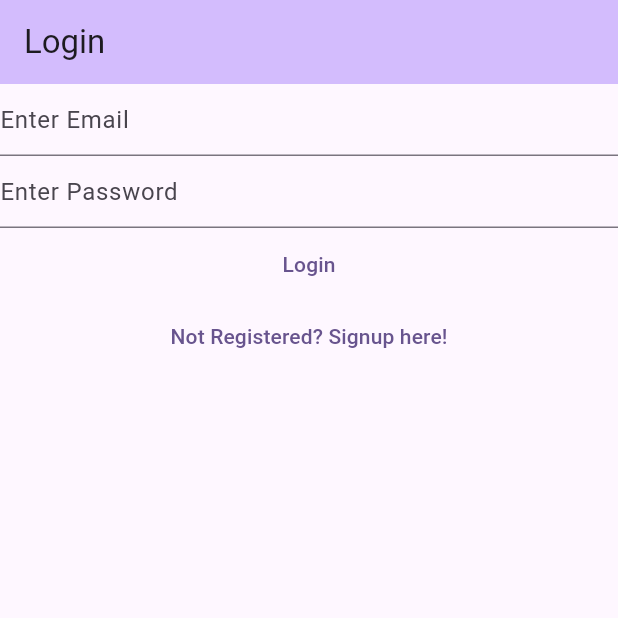
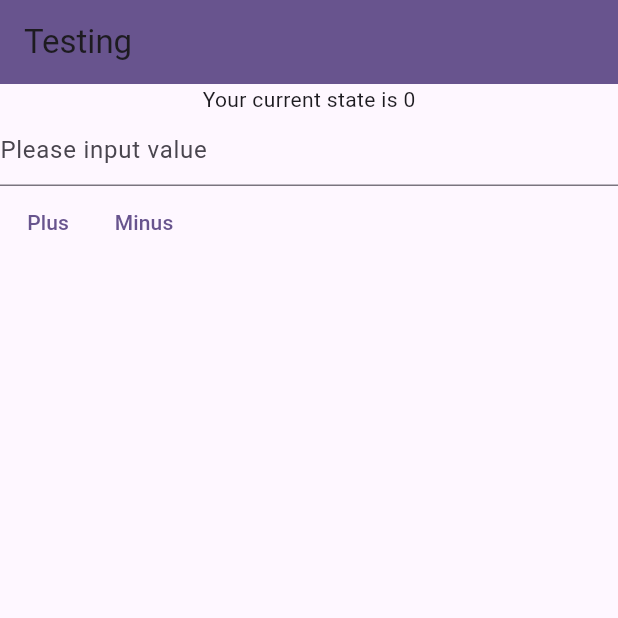
Before and after one commit to Abhishekaanku/MyNotes, a Flutter app: the screen it shows after launch, on a phone screen of 412 x 824 dp, the top half of it. Run offline on Flutter 3.47's test engine with Material 3 defaults, Android fonts, the phone set to English and light mode, and no system bars; our stand-ins replace bloc, cloud_firestore, firebase_auth, firebase_core, flutter_bloc, share_plus and 1 more; accounts and stored records are empty.

Commit message:
add share|add poc for bloc

```diff
--- a/lib/main.dart
+++ b/lib/main.dart
@@ -1,4 +1,6 @@
+import 'package:bloc/bloc.dart';
 import 'package:flutter/material.dart';
+import 'package:flutter_bloc/flutter_bloc.dart';
 import 'package:learn_dart/constants/routes.dart';
 import 'package:learn_dart/service/firebase_auth_provider.dart';
 import 'package:learn_dart/views/notes/create_update_notes.dart';
@@ -34,6 +36,12 @@ class MyApp extends StatelessWidget {
           switch (snapshot.connectionState) {
             case ConnectionState.done:
               late final Widget homeWidget;
+              if (1 == 1) {
+                return AppWidget(
+                    homeWidget: HomeView(
+                  title: "Testing",
+                ));
+              }
               var user = FirebaseAuthProvider.instance.getCurrentUser();
               if (user == null) {
                 homeWidget = const LoginView(title: "Login");
@@ -79,3 +87,139 @@ class AppWidget extends StatelessWidget {
     );
   }
 }
+
+class HomeView extends StatefulWidget {
+  final String title;
+  const HomeView({super.key, required this.title});
+
+  @override
+  State<HomeView> createState() => _HomeViewState();
+}
+
+class _HomeViewState extends State<HomeView> {
+  late final TextEditingController _controller;
+
+  @override
+  void initState() {
+    super.initState();
+    _controller = TextEditingController();
+  }
+
+  @override
+  void dispose() {
+    _controller.dispose();
+    super.dispose();
+  }
+
+  @override
+  Widget build(BuildContext context) {
+    return BlocProvider(
+      create: (context) => CounterBloc(),
+      child: Scaffold(
+        appBar: AppBar(
+          backgroundColor: Theme.of(context).primaryColor,
+          title: Text(widget.title),
+        ),
+        body: BlocConsumer<CounterBloc, CounterState>(
+          builder: (context, state) {
+            final invalidVal =
+                state is CounterStateInvalid ? state.invalidVal : "";
+            return Column(
+              children: [
+                Text("Your current state is ${state.value}"),
+                Visibility(
+                  visible: state is CounterStateInvalid,
+                  child: Text("Invalid Value => $invalidVal"),
+                ),
+                TextField(
+                  decoration: InputDecoration(hintText: "Please input value"),
+                  controller: _controller,
+                  keyboardType: TextInputType.number,
+                ),
+                Row(
+                  children: [
+                    TextButton(
+                      onPressed: () {
+                        BlocProvider.of<CounterBloc>(context).add(
+                            CounterEventIncrement(value: _controller.text));
+                      },
+                      child: Text("Plus"),
+                    ),
+                    TextButton(
+                      onPressed: () {
+                        context.read<CounterBloc>().add(
+                            CounterEventDecrement(value: _controller.text));
+                      },
+                      child: Text("Minus"),
+                    ),
+                  ],
+                ),
+              ],
+            );
+          },
+          listener: (context, state) => _controller.clear(),
+        ),
+      ),
+    );
+  }
+}
+
+abstract class CounterEvent {
+  final String value;
+
+  CounterEvent({required this.value});
+}
+
+class CounterEventIncrement extends CounterEvent {
+  CounterEventIncrement({required super.value});
+}
+
+class CounterEventDecrement extends CounterEvent {
+  CounterEventDecrement({required super.value});
+}
+
+abstract class CounterState {
+  final int value;
+
+  CounterState({required this.value});
+}
+
+class CounterStateValid extends CounterState {
+  CounterStateValid({required super.value});
+}
+
+class CounterStateInvalid extends CounterState {
+  final String invalidVal;
+  CounterStateInvalid({required int previous, required this.invalidVal})
+      : super(value: previous);
+}
+
+class CounterBloc extends Bloc<CounterEvent, CounterState> {
+  CounterBloc() : super(CounterStateValid(value: 0)) {
+    on<CounterEventIncrement>(
+      (event, emit) {
+        String val = event.value;
+        int? x = int.tryParse(val);
+        if (x != null) {
+          emit.call(CounterStateValid(value: state.value + x));
+        } else {
+          emit.call(
+              CounterStateInvalid(previous: state.value, invalidVal: val));
+        }
+      },
+    );
+
+    on<CounterEventDecrement>(
+      (event, emit) {
+        String val = event.value;
+        int? parsedValue = int.tryParse(val);
+        if (parsedValue != null) {
+          emit.call(CounterStateValid(value: state.value - parsedValue));
+        } else {
+          emit.call(
+              CounterStateInvalid(previous: state.value, invalidVal: val));
+        }
+      },
+    );
+  }
+}
--- a/lib/views/notes/create_update_notes.dart
+++ b/lib/views/notes/create_update_notes.dart
@@ -2,6 +2,7 @@ import 'package:flutter/material.dart';
 import 'package:learn_dart/extension/route_context.dart';
 import 'package:learn_dart/service/firebase_auth_provider.dart';
 import 'package:learn_dart/service/firestore/notes_firestore.dart';
+import 'package:share_plus/share_plus.dart';
 
 class AddNotesView extends StatefulWidget {
   final String title;
@@ -75,6 +76,16 @@ class _AddNotesViewState extends State<AddNotesView> {
       appBar: AppBar(
         title: Text(widget.title),
         backgroundColor: Theme.of(context).primaryColor,
+        actions: [
+          IconButton(
+            onPressed: () {
+              if (_cloudNote != null) {
+                Share.share(_cloudNote!.text);
+              }
+            },
+            icon: const Icon(Icons.share),
+          )
+        ],
       ),
       body: FutureBuilder(
         future: _createNote(context),
--- a/pubspec.yaml
+++ b/pubspec.yaml
@@ -42,6 +42,9 @@ dependencies:
   sqflite: ^2.4.0
   path_provider: ^2.1.4
   path: ^1.9.0
+  share_plus: ^10.1.1
+  bloc: ^8.1.4
+  flutter_bloc: ^8.1.6
 
 dev_dependencies:
   flutter_test:
@@ -52,7 +55,7 @@ dev_dependencies:
   # activated in the `analysis_options.yaml` file located at the root of your
   # package. See that file for information about deactivating specific lint
   # rules and activating additional ones.
-  flutter_lints: ^4.0.0
+  flutter_lints: ^5.0.0
 
 # For information on the generic Dart part of this file, see the
 # following page: https://dart.dev/tools/pub/pubspec
```
Also changed, not shown: pubspec.lock, 5 other files.
